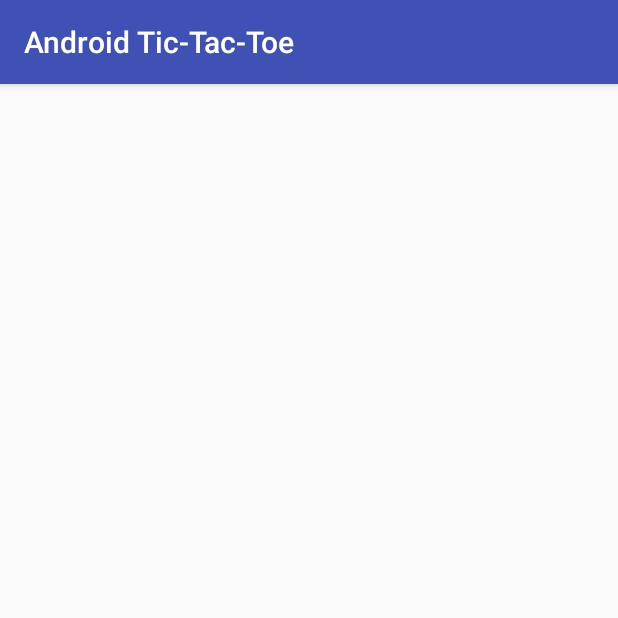
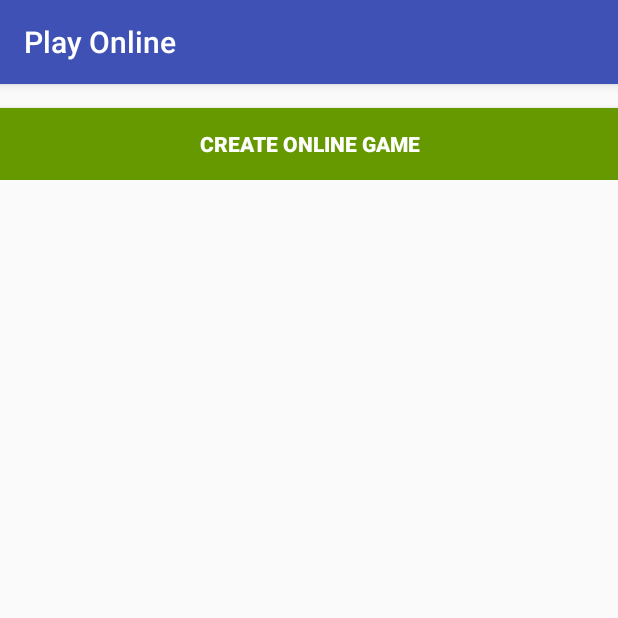
Before and after one commit to jagarzone6/Tic-Tac-Toe, an Android app: the Games_List_Activity screen opened directly, with no data from a screen before it, on a phone screen of 412 x 824 dp, the top half of it. Run offline under Robolectric (Android 15) with nearby library versions, the phone set to English and light mode, and no system bars.

Commit message:
Crete new game button

```diff
--- a/app/src/main/AndroidManifest.xml
+++ b/app/src/main/AndroidManifest.xml
@@ -16,7 +16,7 @@
         android:theme="@style/AppTheme">
         <activity
             android:name=".AndroidTicTacToeActivity"
-            android:label="AndroidTicTacToeActivity">
+            android:label="Tic Tac Toe">
             <intent-filter>
                 <action android:name="android.intent.action.MAIN" />
 
@@ -31,7 +31,8 @@
         <activity
             android:name=".LoginActivity"
             android:label="@string/title_activity_login"></activity>
-        <activity android:name=".Games_List_Activity"></activity>
+        <activity android:name=".Games_List_Activity"
+            android:label="Play Online"></activity>
     </application>
 
 </manifest>
--- a/app/src/main/java/edu/harding/tictactoe/Games_List_Activity.java
+++ b/app/src/main/java/edu/harding/tictactoe/Games_List_Activity.java
@@ -2,6 +2,9 @@ package edu.harding.tictactoe;
 
 import android.support.v7.app.AppCompatActivity;
 import android.os.Bundle;
+import android.util.Log;
+import android.view.View;
+import android.widget.Button;
 
 public class Games_List_Activity extends AppCompatActivity {
 
@@ -9,5 +12,18 @@ public class Games_List_Activity extends AppCompatActivity {
     protected void onCreate(Bundle savedInstanceState) {
         super.onCreate(savedInstanceState);
         setContentView(R.layout.activity_games__list_);
+        Button mNewOnlineGameButton = (Button) findViewById(R.id.add_new_online_game);
+        mNewOnlineGameButton.setOnClickListener(new View.OnClickListener() {
+            @Override
+            public void onClick(View view) {
+                attemptCreateNewGame();
+            }
+        });
+
+    }
+
+    private void attemptCreateNewGame() {
+        Log.w("NEW ONLINE GAME", "attemptCreateNewGame:exec");
+
     }
 }
--- a/app/src/main/java/edu/harding/tictactoe/LoginActivity.java
+++ b/app/src/main/java/edu/harding/tictactoe/LoginActivity.java
@@ -347,8 +347,9 @@ public class LoginActivity extends Activity implements LoaderCallbacks<Cursor> {
                                 // Sign in success, update UI with the signed-in user's information
                                 Log.d("LOGIN", "signInWithEmail:success");
                                 currentUser = mAuth.getCurrentUser();
-                                DatabaseReference myRef = database.getReference("message");
-                                myRef.setValue("Hello, World!");
+                                DatabaseReference userRef = database.getReference("users");
+                                userRef.child(currentUser.getUid()).child("loginMessage").setValue("Hello, World!");
+
 
                             } else {
                                 currentUser= null;
--- a/app/src/main/res/layout/activity_games__list_.xml
+++ b/app/src/main/res/layout/activity_games__list_.xml
@@ -6,4 +6,30 @@
     android:layout_height="match_parent"
     tools:context=".Games_List_Activity">
 
+    <ScrollView
+        android:id="@+id/login_form"
+        android:layout_width="match_parent"
+        android:layout_height="match_parent"
+        >
+
+        <LinearLayout
+            android:id="@+id/email_login_form"
+            android:layout_width="match_parent"
+            android:layout_height="wrap_content"
+            android:orientation="vertical">
+
+            <Button
+                android:id="@+id/add_new_online_game"
+                style="?android:textAppearanceButton"
+                android:background="@android:color/holo_green_dark"
+                android:textColor="@android:color/white"
+                android:layout_width="match_parent"
+                android:layout_height="wrap_content"
+                android:layout_marginTop="16dp"
+                android:text="@string/new_online_game"
+                android:textStyle="bold" />
+
+        </LinearLayout>
+    </ScrollView>
+
 </android.support.constraint.ConstraintLayout>
--- a/app/src/main/res/values/strings.xml
+++ b/app/src/main/res/values/strings.xml
@@ -27,4 +27,6 @@
     <string name="permission_rationale">"Contacts permissions are needed for providing email
         completions."
     </string>
+    <string name="new_online_game">Create online game</string>
+
 </resources>
```
